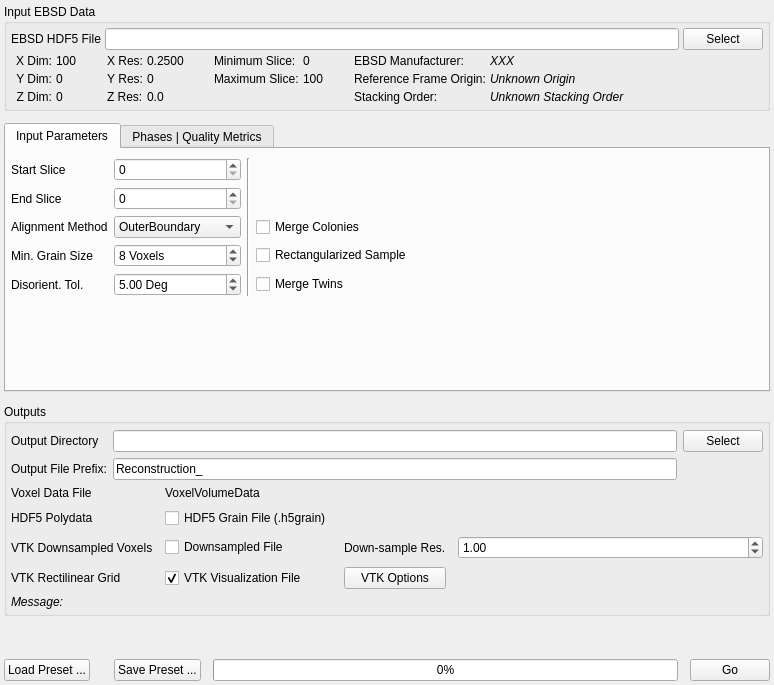
First picture: the form in Source/Plugins/Reconstruction/UI/ReconstructionWidget.ui, repository BlueQuartzSoftware/DREAM3D, before the edit.
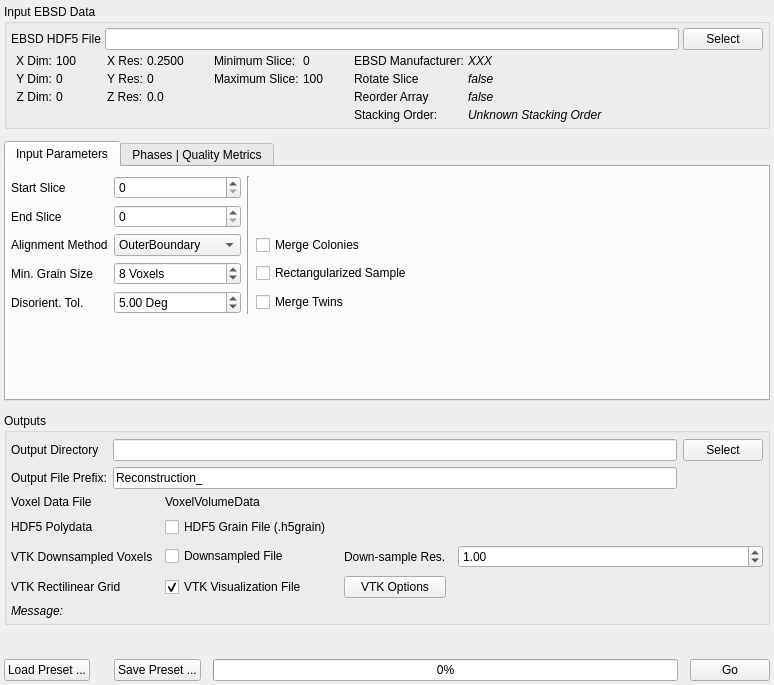
Second picture: the form after the edit. Icons and pictures are not drawn. Custom widgets are drawn as their Qt base class.

Commit message: reworking the ebsd import and reconstruction tabs to deal with reference frames again

The edit to the form file:
```diff
--- a/Source/Plugins/Reconstruction/UI/ReconstructionWidget.ui
+++ b/Source/Plugins/Reconstruction/UI/ReconstructionWidget.ui
@@ -297,11 +297,11 @@
         <item row="1" column="0">
          <widget class="QLabel" name="label_3">
           <property name="text">
-           <string>Reference Frame Origin:</string>
+           <string>Rotate Slice</string>
           </property>
          </widget>
         </item>
-        <item row="2" column="0">
+        <item row="3" column="0">
          <widget class="QLabel" name="label_24">
           <property name="text">
            <string>Stacking Order:</string>
@@ -316,11 +316,11 @@
            </font>
           </property>
           <property name="text">
-           <string>Unknown Origin</string>
+           <string>false</string>
           </property>
          </widget>
         </item>
-        <item row="2" column="1">
+        <item row="3" column="1">
          <widget class="QLabel" name="m_StackingOrder">
           <property name="font">
            <font>
@@ -332,6 +332,25 @@
           </property>
          </widget>
         </item>
+        <item row="2" column="0">
+         <widget class="QLabel" name="label_20">
+          <property name="text">
+           <string>Reorder Array</string>
+          </property>
+         </widget>
+        </item>
+        <item row="2" column="1">
+         <widget class="QLabel" name="m_ReorderArray">
+          <property name="font">
+           <font>
+            <italic>true</italic>
+           </font>
+          </property>
+          <property name="text">
+           <string>false</string>
+          </property>
+         </widget>
+        </item>
        </layout>
       </item>
       <item row="1" column="5">
```
Left out of the diff: 2 changed lines with no effect on the pictures. The commit also changes 14 other files.
